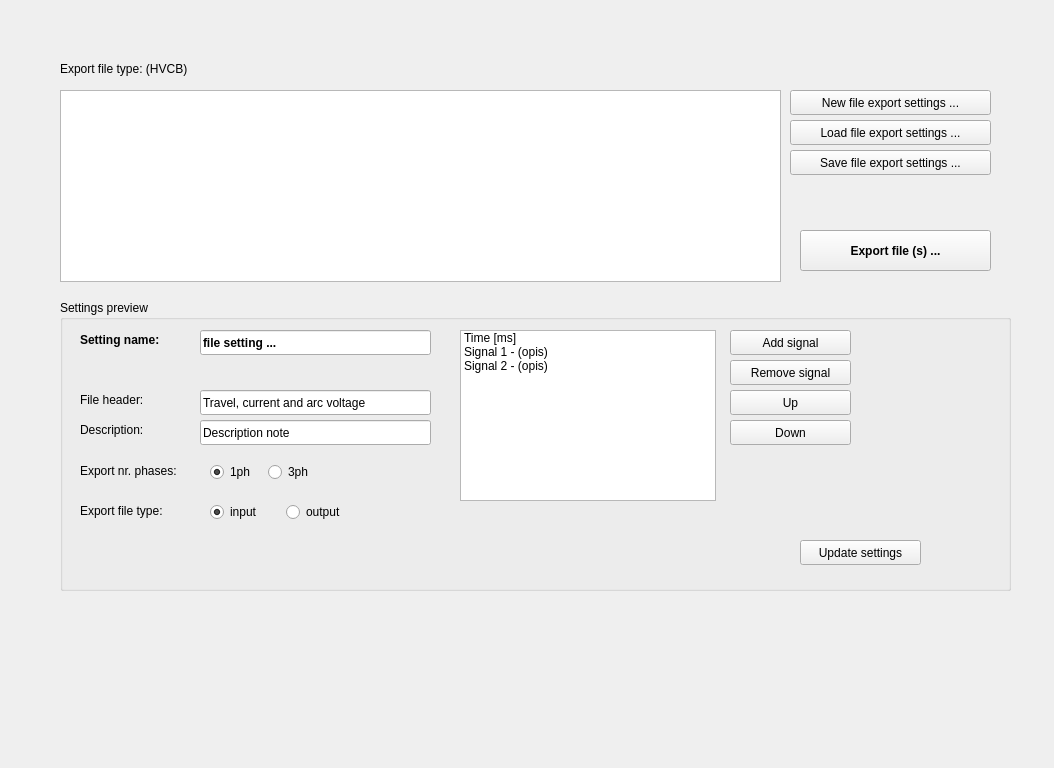
Before: the Qt Designer form signalsexport.ui in esokic/signal-processor, drawn with Qt 5.
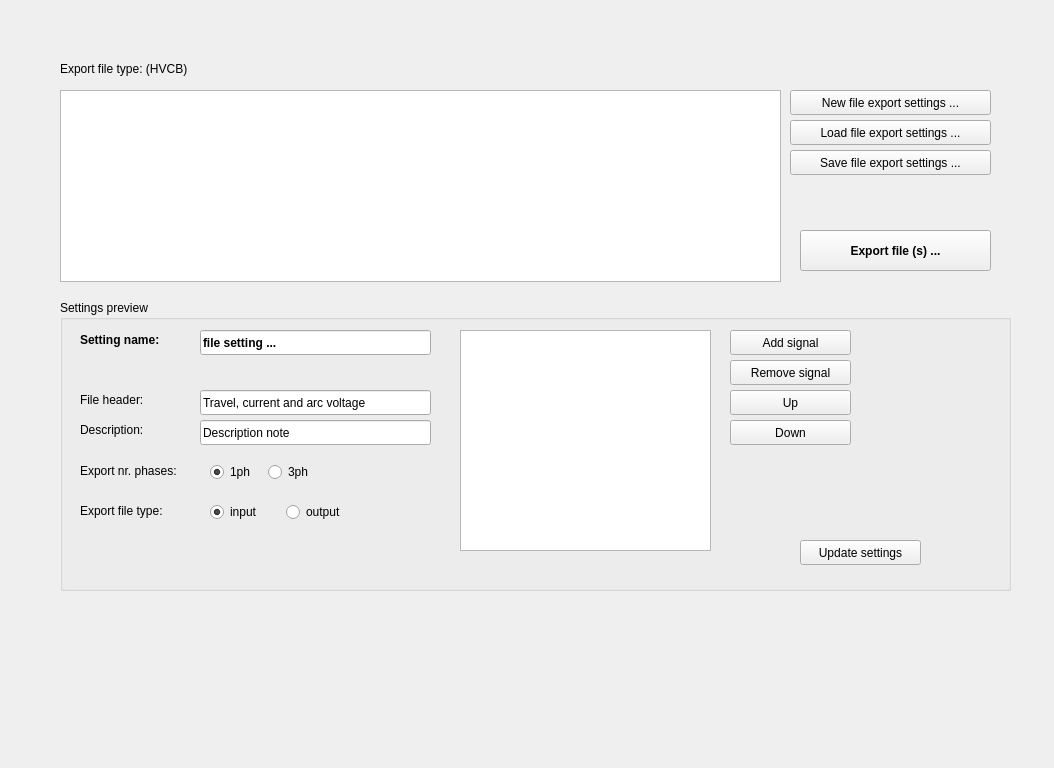
After: the same form once the commit is applied.

```diff
--- a/signalsexport.ui
+++ b/signalsexport.ui
@@ -161,31 +161,6 @@
      <string>Remove signal</string>
     </property>
    </widget>
-   <widget class="QListWidget" name="listWidget">
-    <property name="geometry">
-     <rect>
-      <x>400</x>
-      <y>30</y>
-      <width>256</width>
-      <height>171</height>
-     </rect>
-    </property>
-    <item>
-     <property name="text">
-      <string>Time [ms]</string>
-     </property>
-    </item>
-    <item>
-     <property name="text">
-      <string>Signal 1 - (opis)</string>
-     </property>
-    </item>
-    <item>
-     <property name="text">
-      <string>Signal 2 - (opis)</string>
-     </property>
-    </item>
-   </widget>
    <widget class="QLabel" name="label_3">
     <property name="geometry">
      <rect>
@@ -360,6 +335,16 @@
      <string>Update settings</string>
     </property>
    </widget>
+   <widget class="QTableWidget" name="tableWidget_listaSignalaZaExport">
+    <property name="geometry">
+     <rect>
+      <x>400</x>
+      <y>30</y>
+      <width>251</width>
+      <height>221</height>
+     </rect>
+    </property>
+   </widget>
   </widget>
   <widget class="QTableWidget" name="tableWidget_ExportFileSettings">
    <property name="geometry">
```
